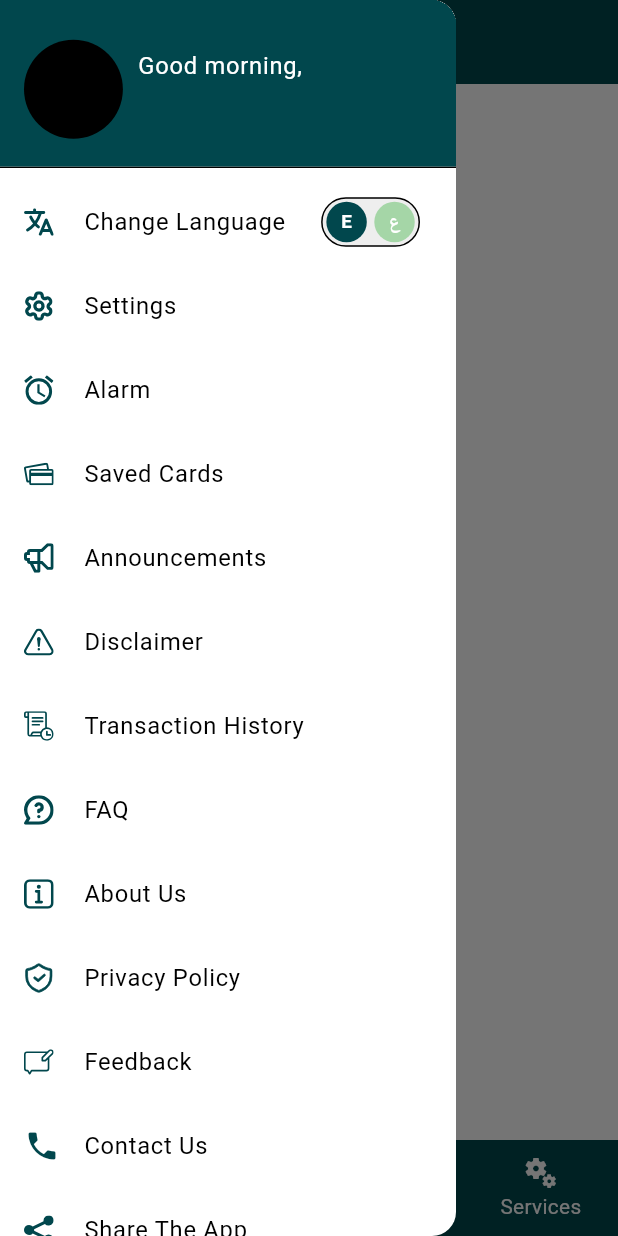
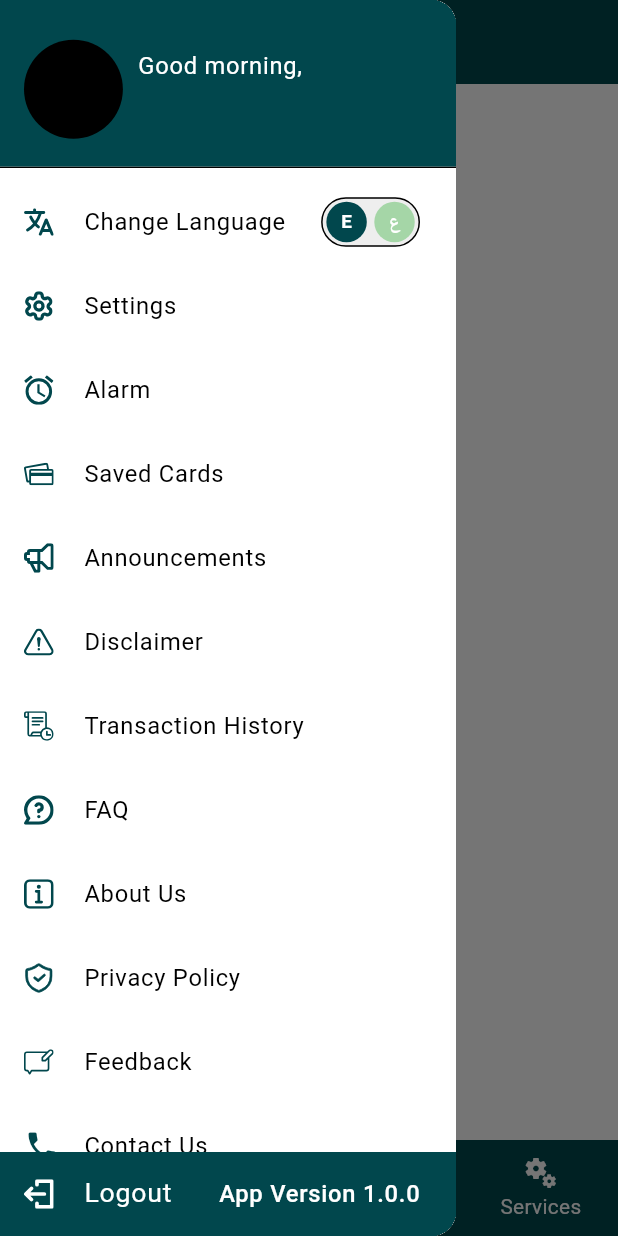
Before and after one commit to Dushy007/owwsc_flutter, a Flutter app: the BottomNavigationBarScaffold screen opened directly, with the side drawer open, on a phone screen of 412 x 824 dp. Run offline on Flutter 3.47's test engine with Material 3 defaults, Android fonts, the phone set to English and light mode, and no system bars; our stand-ins replace dio, equatable, flutter_bloc, flutter_svg, freezed_annotation, geocoding and 6 more; missing offline and left inert: encrypt; accounts and stored records are empty.

Commit message:
add 'logout' menu option to app drawer

```diff
--- a/lib/core/widgets/app_drawer.dart
+++ b/lib/core/widgets/app_drawer.dart
@@ -17,38 +17,93 @@ class AppDrawer extends StatelessWidget {
       "trailingIcon": LanguageSwitcher(),
       "route": null,
     },
-    {"leadingIcon": "assets/images/settings.svg", "title": "Settings", "trailingIcon": null},
-    {"leadingIcon": "assets/images/alarm.svg", "title": "Alarm", "trailingIcon": null},
-    {"leadingIcon": "assets/images/Saved Cards.svg", "title": "Saved Cards", "trailingIcon": null},
-    {"leadingIcon": "assets/images/Announcements.svg", "title": "Announcements", "trailingIcon": null},
-    {"leadingIcon": "assets/images/Disclaimer.svg", "title": "Disclaimer", "trailingIcon": null},
-    {"leadingIcon": "assets/images/Transaction History.svg", "title": "Transaction History", "trailingIcon": null},
-    {"leadingIcon": "assets/images/FAQ.svg", "title": "FAQ", "trailingIcon": null},
-    {"leadingIcon": "assets/images/About.svg", "title": "About Us", "trailingIcon": null},
-    {"leadingIcon": "assets/images/privacy-policy.svg", "title": "Privacy Policy", "trailingIcon": null},
-    {"leadingIcon": "assets/images/feedback.svg", "title": "Feedback", "trailingIcon": null},
+    {
+      "leadingIcon": "assets/images/settings.svg",
+      "title": "Settings",
+      "trailingIcon": null,
+    },
+    {
+      "leadingIcon": "assets/images/alarm.svg",
+      "title": "Alarm",
+      "trailingIcon": null,
+    },
+    {
+      "leadingIcon": "assets/images/Saved Cards.svg",
+      "title": "Saved Cards",
+      "trailingIcon": null,
+    },
+    {
+      "leadingIcon": "assets/images/Announcements.svg",
+      "title": "Announcements",
+      "trailingIcon": null,
+    },
+    {
+      "leadingIcon": "assets/images/Disclaimer.svg",
+      "title": "Disclaimer",
+      "trailingIcon": null,
+    },
+    {
+      "leadingIcon": "assets/images/Transaction History.svg",
+      "title": "Transaction History",
+      "trailingIcon": null,
+    },
+    {
+      "leadingIcon": "assets/images/FAQ.svg",
+      "title": "FAQ",
+      "trailingIcon": null,
+    },
+    {
+      "leadingIcon": "assets/images/About.svg",
+      "title": "About Us",
+      "trailingIcon": null,
+    },
+    {
+      "leadingIcon": "assets/images/privacy-policy.svg",
+      "title": "Privacy Policy",
+      "trailingIcon": null,
+    },
+    {
+      "leadingIcon": "assets/images/feedback.svg",
+      "title": "Feedback",
+      "trailingIcon": null,
+    },
     {"leadingIcon": null, "title": "Contact Us", "trailingIcon": null},
-    {"leadingIcon": "assets/images/share-the-app.svg", "title": "Share The App", "trailingIcon": null},
+    {
+      "leadingIcon": "assets/images/share-the-app.svg",
+      "title": "Share The App",
+      "trailingIcon": null,
+    },
   ];
 
-  Widget _getLeadingIcon(BuildContext context, String? iconPath, String title) {
+  Widget _getLeadingIcon(
+    BuildContext context, {
+    String? iconPath,
+    String? title,
+    Color? color,
+  }) {
     if (iconPath != null && iconPath.isNotEmpty) {
       if (iconPath.endsWith(".svg")) {
         return SvgPicture.asset(
-            iconPath, width: ResponsiveUtils.getResponsiveFontSize(context, 18),
-            height: ResponsiveUtils.getResponsiveFontSize(context, 18),
-            colorFilter: ColorFilter.mode(Theme.of(context).primaryColor, BlendMode.srcIn),
+          iconPath,
+          width: ResponsiveUtils.getResponsiveFontSize(context, 18),
+          height: ResponsiveUtils.getResponsiveFontSize(context, 18),
+          colorFilter: ColorFilter.mode(
+            color ?? Theme.of(context).primaryColor,
+            BlendMode.srcIn,
+          ),
         );
       } else {
         return Image.asset(
-            iconPath, width: ResponsiveUtils.getResponsiveFontSize(context, 18),
-            height: ResponsiveUtils.getResponsiveFontSize(context, 18),
-        color: Theme.of(context).primaryColor,);
+          iconPath,
+          width: ResponsiveUtils.getResponsiveFontSize(context, 18),
+          height: ResponsiveUtils.getResponsiveFontSize(context, 18),
+          color: color ?? Theme.of(context).primaryColor,
+        );
       }
     }
 
     // Fallback icons based on title
-    switch (title.toLowerCase()) {
+    switch (title?.toLowerCase()) {
       case 'settings':
         return Icon(Icons.settings);
       case 'alarm':
@@ -70,7 +125,7 @@ class AppDrawer extends StatelessWidget {
       case 'change language':
         return Icon(Icons.language);
       case 'contact us':
-        return Icon(Icons.phone, color: Theme.of(context).primaryColor,);
+        return Icon(Icons.phone, color: Theme.of(context).primaryColor);
       default:
         return Icon(Icons.arrow_forward_ios);
     }
@@ -133,14 +188,41 @@ class AppDrawer extends StatelessWidget {
                     itemBuilder: (context, index) {
                       final menuItem = menuItems[index];
                       return ListTile(
-                        leading: _getLeadingIcon(context, menuItem['leadingIcon'], menuItem['title']),
+                        leading: _getLeadingIcon(
+                          context,
+                          iconPath: menuItem['leadingIcon'],
+                          title: menuItem['title'],
+                        ),
                         title: ResponsiveText(
                           menuItem['title'],
                           baseFontSize: 16,
                         ),
-                        trailing: menuItem['trailingIcon']
+                        trailing: menuItem['trailingIcon'],
                       );
                     },
+                  ),
+                ),
+                Container(
+                  width: double.infinity,
+                  decoration: BoxDecoration(
+                    color: Theme.of(context).primaryColor,
+                  ),
+                  child: ListTile(
+                    leading: _getLeadingIcon(
+                      context,
+                      iconPath: 'assets/images/logout.svg',
+                      color: Colors.white,
+                    ),
+                    title: ResponsiveText(
+                      'Logout',
+                      baseFontSize: 18,
+                      color: Colors.white,
+                    ),
+                    trailing: ResponsiveText(
+                      "App Version 1.0.0",
+                      baseFontSize: 16,
+                      color: Colors.white,
+                    ),
                   ),
                 ),
               ],
@@ -187,7 +269,10 @@ class _LanguageSwitcherState extends State<LanguageSwitcher> {
                 margin: const EdgeInsets.all(2),
                 decoration: BoxDecoration(
                   shape: BoxShape.circle,
-                  color: !isArabic ? Theme.of(context).primaryColor : Colors.green[200],
+                  color:
+                      !isArabic
+                          ? Theme.of(context).primaryColor
+                          : Colors.green[200],
                 ),
                 child: Center(
                   child: Text(
@@ -208,7 +293,10 @@ class _LanguageSwitcherState extends State<LanguageSwitcher> {
                 margin: const EdgeInsets.all(2),
                 decoration: BoxDecoration(
                   shape: BoxShape.circle,
-                  color: isArabic ? Colors.green[800] : Colors.green[200],
+                  color:
+                      isArabic
+                          ? Theme.of(context).primaryColor
+                          : Colors.green[200],
                 ),
                 child: Center(
                   child: Text(
```
Also changed, not shown: assets/images/logout.svg (added).
